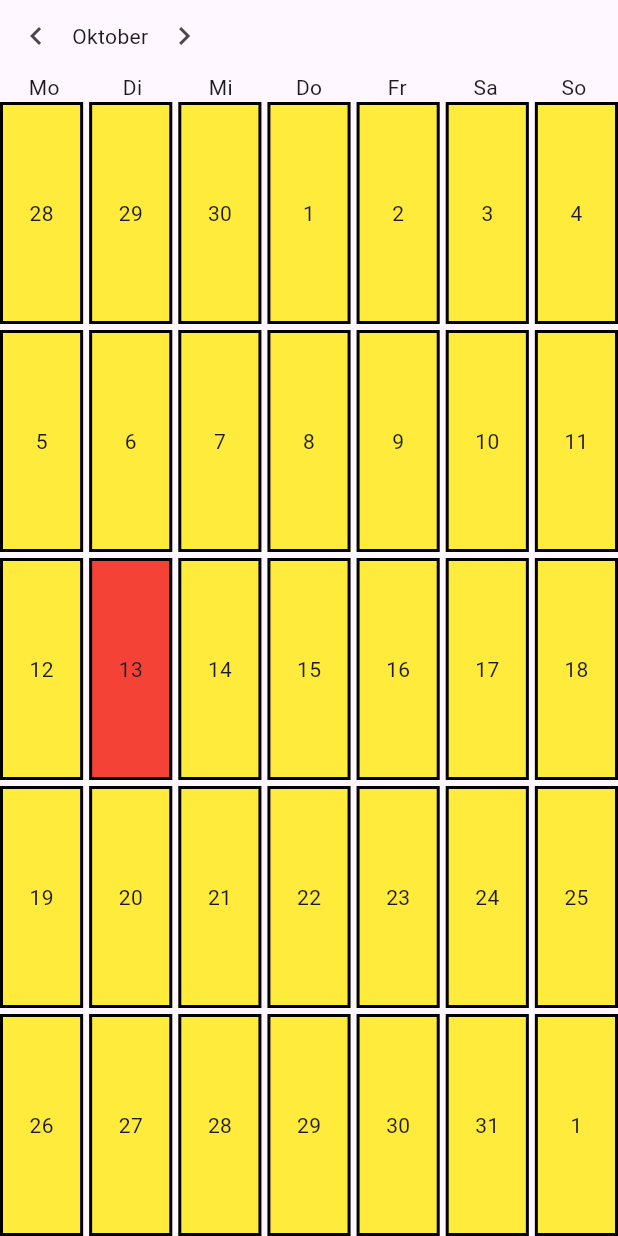
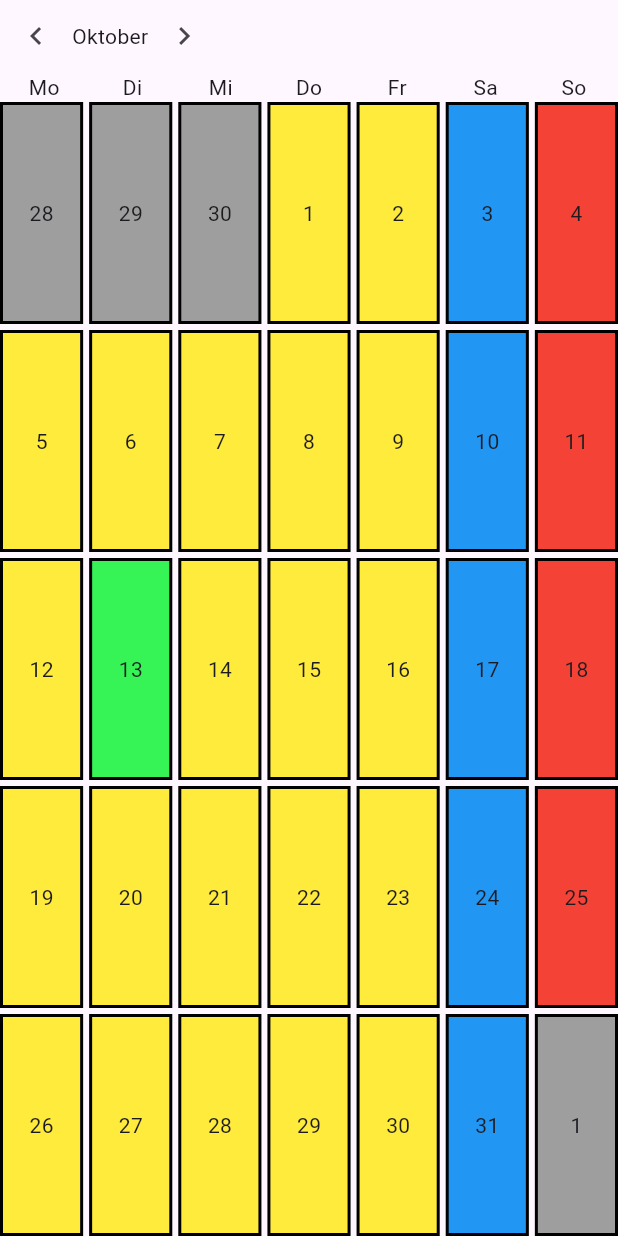
Before and after one commit to 31052026-neu/kalender_flutter, a Flutter app: the screen it shows after launch, on a phone screen of 412 x 824 dp. Run offline on Flutter 3.47's test engine with Material 3 defaults, Android fonts, the phone set to English and light mode, and no system bars.

Commit message:
onTap implementiert

```diff
--- /dev/null
+++ b/lib/functions/KalenderService.dart
@@ -0,0 +1,21 @@
+class KalenderService {
+  static List<String> get weekDays => [
+    'Mo',
+    'Di',
+    'Mi',
+    'Do',
+    'Fr',
+    'Sa',
+    'So',
+  ];
+
+  /// Prüft, ob ein Datum auf einen Samstag fällt.
+  static bool istSamstag(DateTime datum) {
+    return datum.weekday == 6;
+  }
+
+  /// Prüft, ob ein Datum auf einen Sonntag fällt.
+  static bool istSonntag(DateTime datum) {
+    return datum.weekday == 7;
+  }
+}
--- a/lib/functions/kalender_felder.dart
+++ b/lib/functions/kalender_felder.dart
@@ -2,8 +2,8 @@ import 'erster_wochentag_im_monat.dart';
 import 'tage_im_monat.dart';
 
 /// Erstellt die Felder für den Kalender des angegebenen Monats.
-List<String> kalenderFelder(DateTime datum) {
-  List<String> felder = [];
+List<DateTime> kalenderFelder(DateTime datum) {
+  List<DateTime> felder = [];
 
   // Anzahl der Tage im Vormonat.
   int tageImVormonat = tageImMonat(DateTime(datum.year, datum.month - 1, 1));
@@ -16,12 +16,12 @@ List<String> kalenderFelder(DateTime datum) {
 
   // Letzte Tage des Vormonats hinzufügen.
   for (int i = 0; i < anzahlFelderVormonat; i++) {
-    felder.add((ersterTagVormonat + i).toString());
+    felder.add(DateTime(datum.year, datum.month - 1, ersterTagVormonat + i));
   }
 
   // Tage des aktuellen Monats hinzufügen.
   for (int i = 1; i <= tageImMonat(datum); i++) {
-    felder.add(i.toString());
+    felder.add(DateTime(datum.year, datum.month, i));
   }
 
   // Bereits belegte Felder der letzten Woche.
@@ -32,7 +32,7 @@ List<String> kalenderFelder(DateTime datum) {
 
   // Erste Tage des Folgemonats hinzufügen.
   for (int i = 1; i < fehlendeFelder + 1; i++) {
-    felder.add(i.toString());
+    felder.add(DateTime(datum.year, datum.month + 1, i));
   }
 
   return felder;
--- a/lib/functions/wochen_tage.dart
+++ /dev/null
@@ -1,4 +0,0 @@
-List<String> wochenTage() {
-  List<String> weekDays = ['Mo', 'Di', 'Mi', 'Do', 'Fr', 'Sa', 'So'];
-  return weekDays;
-}
--- a/lib/pages/kalender_page.dart
+++ b/lib/pages/kalender_page.dart
@@ -1,6 +1,6 @@
 import 'package:flutter/material.dart';
 
-import '../functions/wochen_tage.dart';
+import '../functions/KalenderService.dart';
 import '../widgets/kalender.dart';
 import '../functions/monats_name.dart';
 
@@ -19,6 +19,8 @@ class KalenderPage extends StatefulWidget {
 class _KalenderPageState extends State<KalenderPage> {
   DateTime dargestelltesDatum = DateTime.now();
 
+  DateTime? ausgewaehltesDatum;
+
   /// Erstellt die Benutzeroberfläche der Kalenderseite.
   @override
   Widget build(BuildContext context) {
@@ -29,32 +31,56 @@ class _KalenderPageState extends State<KalenderPage> {
             // Erste Row: Monatsnavigation
             Row(
               children: [
+                //IconButton links
                 IconButton(
-                  onPressed: () {},
+                  onPressed: () {
+                    _changeMonth(dargestelltesDatum.month - 1);
+                  },
                   icon: const Icon(Icons.chevron_left),
                 ),
                 Text(monatsName(dargestelltesDatum)),
+
+                //IconButton rechts
                 IconButton(
-                  onPressed: () {},
+                  onPressed: () {
+                    _changeMonth(dargestelltesDatum.month + 1);
+                  },
                   icon: const Icon(Icons.chevron_right),
                 ),
               ],
             ),
-
             // Zweite Row: Wochentage
             Row(
               children: [
-                ...wochenTage().map((tag) {
+                ...KalenderService.weekDays.map((tag) {
                   return Expanded(child: Center(child: Text(tag)));
                 }),
               ],
             ),
 
             // Kalenderraster
-            Expanded(child: Kalender(datum: dargestelltesDatum)),
+            Expanded(
+              child: Kalender(onTap: _changeDay, datum: dargestelltesDatum),
+            ),
           ],
         ),
       ),
     );
   }
+
+  void _changeDay(int newDay) {
+    setState(() {
+      dargestelltesDatum = DateTime(
+        dargestelltesDatum.year,
+        dargestelltesDatum.month,
+        newDay,
+      );
+    });
+  }
+
+  void _changeMonth(int newMonth) {
+    setState(() {
+      dargestelltesDatum = DateTime(dargestelltesDatum.year, newMonth, 1);
+    });
+  }
 }
--- a/lib/widgets/kalender.dart
+++ b/lib/widgets/kalender.dart
@@ -3,13 +3,22 @@ import 'package:kalender_flutter/functions/kalender_felder.dart';
 
 import 'kalender_feld.dart';
 
-/// Stellt die Tagesfelder eines Monats als Kalender-Raster dar.
-class Kalender extends StatelessWidget {
+class Kalender extends StatefulWidget {
+  final void Function(int) onTap;
+
   final DateTime datum;
 
-  const Kalender({super.key, required this.datum});
+  const Kalender({required this.onTap, super.key, required this.datum});
+
+  @override
+  State<Kalender> createState() => _KalenderState();
+}
+
+/// Stellt die Tagesfelder eines Monats als Kalender-Raster dar.
+class _KalenderState extends State<Kalender> {
   @override
   Widget build(BuildContext context) {
+    final datum = widget.datum;
     final tagesFelder = kalenderFelder(datum);
     final anzahlWochen = (tagesFelder.length / 7).ceil();
     final int anzahlAbstaende = anzahlWochen - 1;
@@ -34,7 +43,11 @@ class Kalender extends StatelessWidget {
           ),
           itemCount: tagesFelder.length,
           itemBuilder: (context, index) {
-            return KalenderFeld(tag: tagesFelder[index], datum: datum);
+            return KalenderFeld(
+              onTap: widget.onTap,
+              tag: tagesFelder[index],
+              heute: datum,
+            );
           },
         );
       },
--- a/lib/widgets/kalender_feld.dart
+++ b/lib/widgets/kalender_feld.dart
@@ -1,32 +1,56 @@
 import 'package:flutter/material.dart';
+import 'package:kalender_flutter/functions/KalenderService.dart';
 
-/// Stellt ein einzelnes Tagesfeld des Kalenders dar.
 class KalenderFeld extends StatelessWidget {
-  //speichert den Text, den das Kalenderfeld anzeigen soll.
-  final String tag;
-  final DateTime datum;
+  final void Function(int) onTap;
 
-  const KalenderFeld({super.key, required this.tag, required this.datum});
+  /// Das vollständige Datum dieses Kalenderfeldes.
+  final DateTime tag;
+
+  /// Der aktuell angezeigte Monat.
+  final DateTime heute;
+
+  const KalenderFeld({
+    required this.onTap,
+    required this.tag,
+    required this.heute,
+    super.key,
+  });
 
   @override
   Widget build(BuildContext context) {
-    final DateTime heutigesDatum = DateTime.now();
+    final t = tag;
+    // Prüft, ob das Feld zum angezeigten Monat gehört.
+    bool istAktuellerMonat = t.month == heute.month && t.year == heute.year;
+    // Prüft, ob dieses Kalenderfeld den heutigen Tag darstellt.
+    bool istHeute = istAktuellerMonat && t.day == heute.day;
 
-    bool istHeute = tag == heutigesDatum.day.toString();
+    // Bestimmt die Hintergrundfarbe des Kalenderfeldes.
+    Color hintergrundFarbe = istHeute
+        ? const Color.fromARGB(255, 54, 244, 86)
+        : istAktuellerMonat
+        ? Colors.yellow
+        : Colors.grey;
+    //wenn es Samstag ist und der aktuelle Monat und nicht der heutige Tag ist,
+    // dann färbe die Zelle blau.
+    if (KalenderService.istSamstag(t) && istAktuellerMonat && !istHeute) {
+      hintergrundFarbe = Colors.blue;
+    }
+    if (KalenderService.istSonntag(t) && istAktuellerMonat && !istHeute) {
+      hintergrundFarbe = Colors.red;
+    }
 
-    bool istGleicherMonat = datum.month == heutigesDatum.month;
-
-    bool istGleichesJahr = datum.year == heutigesDatum.year;
-
-    bool istTatsaechlichHeute = istHeute && istGleicherMonat && istGleichesJahr;
-    //tenären Operator implementiert.
-    Color hintergrundFarbe = istTatsaechlichHeute ? Colors.red : Colors.yellow;
-    return Container(
-      decoration: BoxDecoration(
-        color: hintergrundFarbe,
-        border: Border.all(color: Colors.black, width: 2.0),
+    return InkWell(
+      onTap: () {
+        onTap(tag.day);
+      },
+      child: Container(
+        decoration: BoxDecoration(
+          color: hintergrundFarbe,
+          border: Border.all(color: Colors.black, width: 2.0),
+        ),
+        child: Center(child: Text(t.day.toString())),
       ),
-      child: Center(child: Text(tag)),
     );
   }
 }
```
Also changed, not shown: 1 other file.
